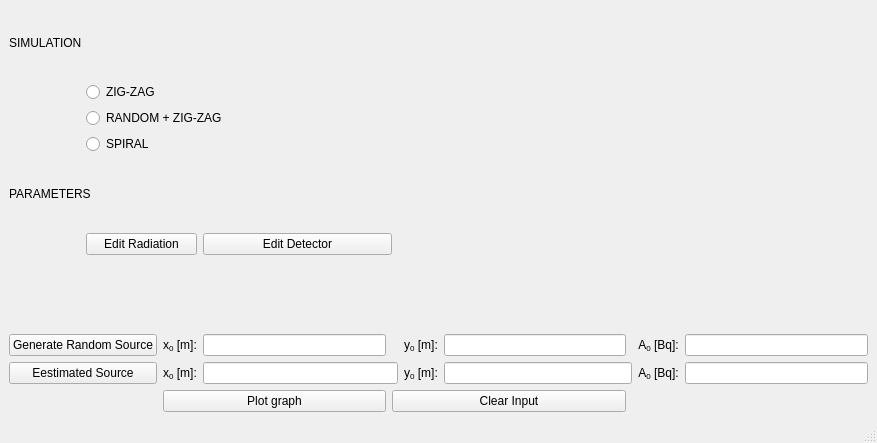
Before: the Qt Designer form working_apps/simulations/MainWindow.ui in urhtrinko/DroneRadioactivity_student_job, drawn with Qt 5.
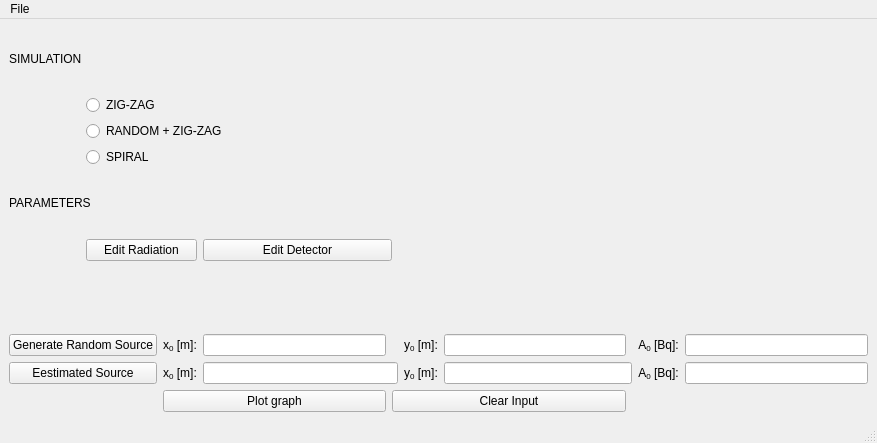
After: the same form once the commit is applied.

Patch:
```diff
--- a/working_apps/simulations/MainWindow.ui
+++ b/working_apps/simulations/MainWindow.ui
@@ -174,6 +174,13 @@
      <height>31</height>
     </rect>
    </property>
+   <widget class="QMenu" name="menuFile">
+    <property name="title">
+     <string>File</string>
+    </property>
+    <addaction name="actionExit"/>
+   </widget>
+   <addaction name="menuFile"/>
   </widget>
   <widget class="QStatusBar" name="statusbar"/>
  </widget>
```
Left out of the diff: 10 changed lines with no effect on the pictures.
